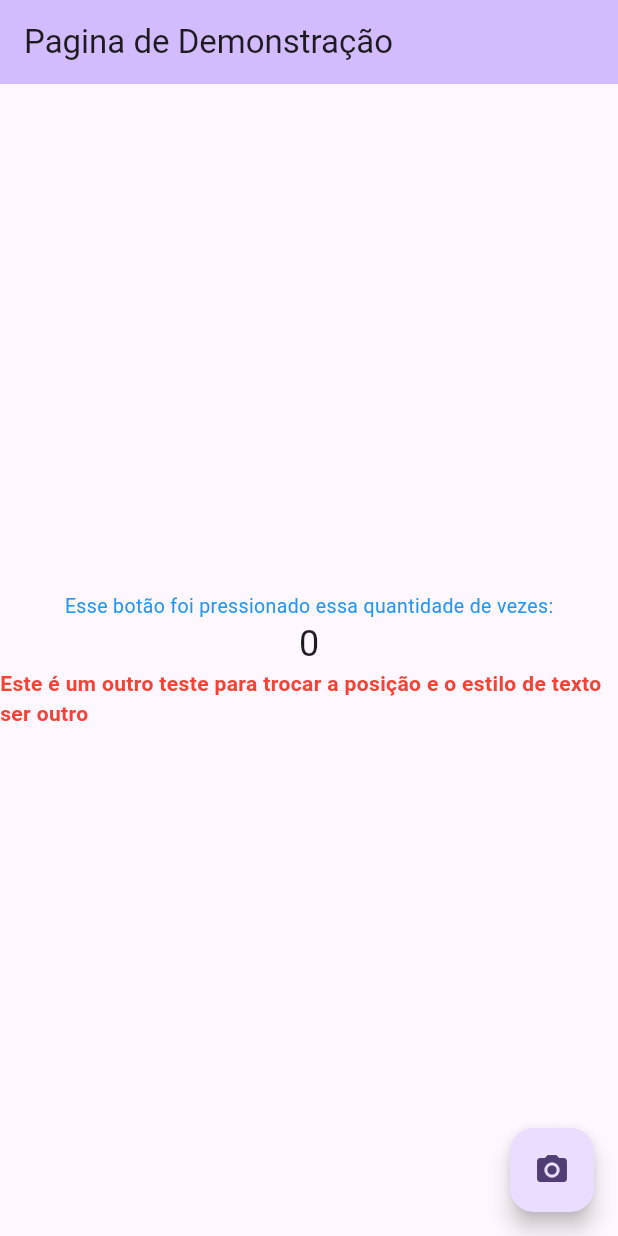
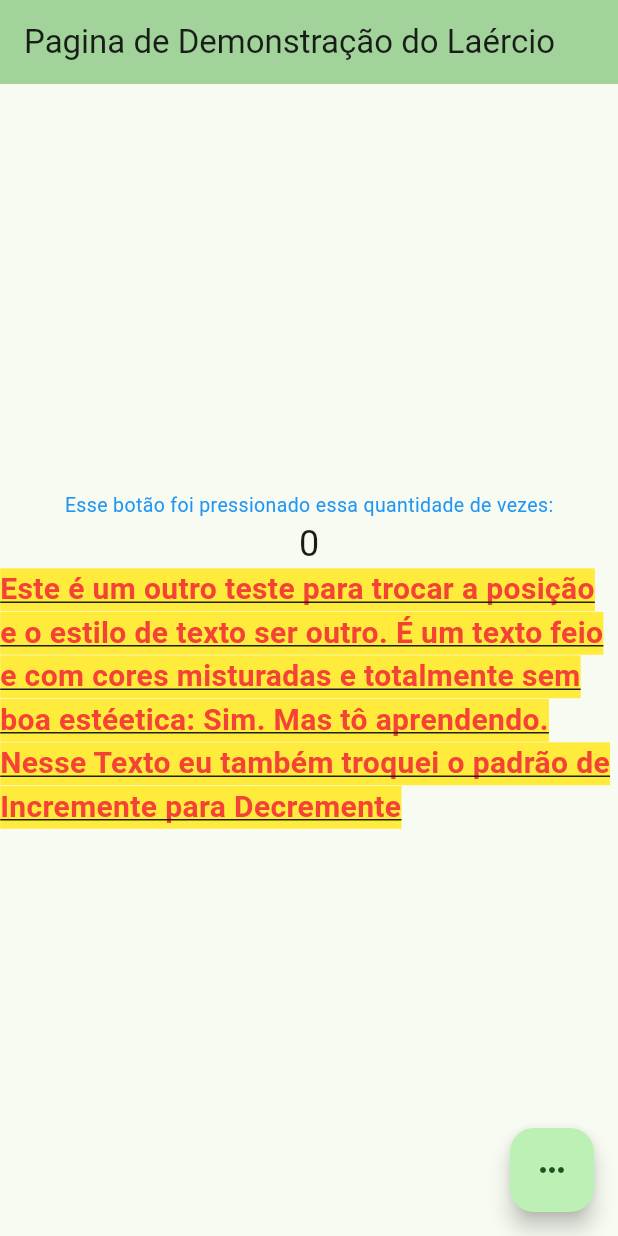
Before and after one commit to laercio-carvalho/dio-formacao-flutter-specialist, a Flutter app: the screen it shows after launch, on a phone screen of 412 x 824 dp. Run offline on Flutter 3.47's test engine with Material 2 defaults, Android fonts, the phone set to English and light mode, and no system bars.

Commit message:
No Primeiro Projeto Básico eu comecei a fazer mais alterações em cores, fontes, e substituir o increment por decrement.

```diff
--- a/introducao-ao-flutter/meu-primeiro-projeto-em-flutter/dioproject/lib/main.dart
+++ b/introducao-ao-flutter/meu-primeiro-projeto-em-flutter/dioproject/lib/main.dart
@@ -28,10 +28,10 @@ class MyApp extends StatelessWidget {
         //
         // This works for code too, not just values: Most code changes can be
         // tested with just a hot reload.
-        colorScheme: ColorScheme.fromSeed(seedColor: Colors.deepPurple),
+        colorScheme: ColorScheme.fromSeed(seedColor: Colors.green),
         useMaterial3: true,
       ),
-      home: const MyHomePage(title: 'Pagina de Demonstração'),
+      home: const MyHomePage(title: 'Pagina de Demonstração do Laércio'),
     );
   }
 }
@@ -65,6 +65,11 @@ class _MyHomePageState extends State<MyHomePage> {
       // _counter without calling setState(), then the build method would not be
       // called again, and so nothing would appear to happen.
       _counter++;
+    });
+  }
+  void _decrementCounter() {
+    setState(() {
+     _counter--;
     });
   }
 
@@ -107,22 +112,33 @@ class _MyHomePageState extends State<MyHomePage> {
           children: <Widget>[
             const Text(
               'Esse botão foi pressionado essa quantidade de vezes:',
-              style: TextStyle(color: Colors.blue, fontSize: 13),
+              style: TextStyle(color: Colors.blue, fontSize: 13,),
             ),
             Text(
               '$_counter',
               style: Theme.of(context).textTheme.headlineSmall,
             ),
-            Text(
-              'Este é um outro teste para trocar a posição e o estilo de texto ser outro', style: TextStyle(color: Colors.red, fontWeight: FontWeight.bold),
+            const Text(
+              'Este é um outro teste para trocar '
+                  'a posição e o estilo de texto ser outro. É um texto feio e '
+                  'com cores misturadas e totalmente sem boa estéetica: '
+                  'Sim. Mas tô aprendendo. '
+                  'Nesse Texto eu também troquei o padrão de Incremente para Decremente',
+              style: TextStyle(
+                fontSize: 20,
+                backgroundColor: Colors.yellow,
+                color: Colors.red,
+                fontWeight: FontWeight.bold, decoration: TextDecoration.underline
+              ),
             ),
           ],
         ),
       ),
       floatingActionButton: FloatingActionButton(
-        onPressed: _incrementCounter,
-        tooltip: 'Increment',
-        child: const Icon(Icons.photo_camera),
+        onPressed: _decrementCounter,
+        tooltip: 'Diminue',
+        child: const Icon(Icons.more_horiz_rounded),
+
       ), // This trailing comma makes auto-formatting nicer for build methods.
     );
   }
```
